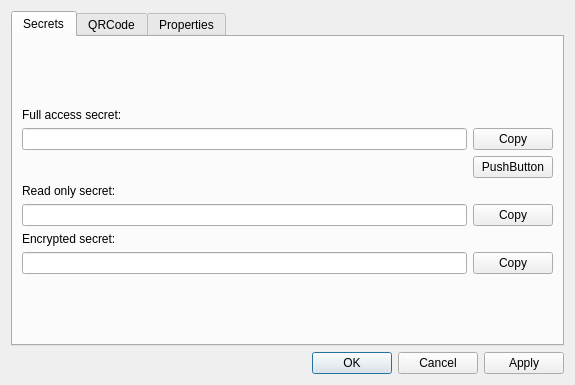
Qt form btsync-qt/ui/folderinfo.ui (BtbN/btsync-qt) before a commit.
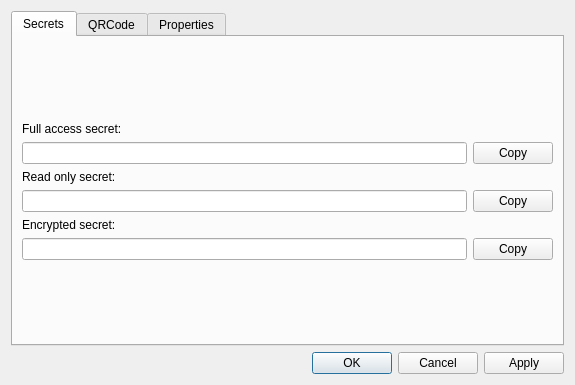
The same form after that commit. The open tabs and pages were chosen to show the change. Custom widgets are drawn as their Qt base class.

The edit to the form file:
```diff
--- a/btsync-qt/ui/folderinfo.ui
+++ b/btsync-qt/ui/folderinfo.ui
@@ -17,27 +17,35 @@
    <item>
     <widget class="QTabWidget" name="tabWidget">
      <property name="currentIndex">
-      <number>0</number>
+      <number>1</number>
      </property>
      <widget class="QWidget" name="tab">
       <attribute name="title">
        <string>Secrets</string>
       </attribute>
       <layout class="QGridLayout" name="gridLayout">
-       <item row="0" column="0">
-        <spacer name="verticalSpacer">
-         <property name="orientation">
-          <enum>Qt::Vertical</enum>
+       <item row="1" column="0">
+        <widget class="QLabel" name="label">
+         <property name="text">
+          <string>Full access secret:</string>
          </property>
-         <property name="sizeHint" stdset="0">
-          <size>
-           <width>20</width>
-           <height>40</height>
-          </size>
-         </property>
-        </spacer>
+        </widget>
        </item>
        <item row="6" column="0">
+        <widget class="QLineEdit" name="ecSecretEdit">
+         <property name="readOnly">
+          <bool>true</bool>
+         </property>
+        </widget>
+       </item>
+       <item row="6" column="1">
+        <widget class="QPushButton" name="copyEcSecretButton">
+         <property name="text">
+          <string>Copy</string>
+         </property>
+        </widget>
+       </item>
+       <item row="5" column="0">
         <widget class="QLabel" name="label_3">
          <property name="text">
           <string>Encrypted secret:</string>
@@ -45,30 +53,19 @@
         </widget>
        </item>
        <item row="7" column="0">
-        <widget class="QLineEdit" name="ecSecretEdit"/>
-       </item>
-       <item row="3" column="1">
-        <widget class="QPushButton" name="newSecretButton">
-         <property name="text">
-          <string>PushButton</string>
+        <spacer name="verticalSpacer_2">
+         <property name="orientation">
+          <enum>Qt::Vertical</enum>
          </property>
-        </widget>
-       </item>
-       <item row="7" column="1">
-        <widget class="QPushButton" name="copyEcSecretButton">
-         <property name="text">
-          <string>Copy</string>
+         <property name="sizeHint" stdset="0">
+          <size>
+           <width>20</width>
+           <height>40</height>
+          </size>
          </property>
-        </widget>
+        </spacer>
        </item>
-       <item row="1" column="0">
-        <widget class="QLabel" name="label">
-         <property name="text">
-          <string>Full access secret:</string>
-         </property>
-        </widget>
-       </item>
-       <item row="4" column="0">
+       <item row="3" column="0">
         <widget class="QLabel" name="label_2">
          <property name="text">
           <string>Read only secret:</string>
@@ -82,21 +79,29 @@
          </property>
         </widget>
        </item>
-       <item row="5" column="0">
-        <widget class="QLineEdit" name="roSecretEdit"/>
+       <item row="4" column="0">
+        <widget class="QLineEdit" name="roSecretEdit">
+         <property name="readOnly">
+          <bool>true</bool>
+         </property>
+        </widget>
        </item>
        <item row="2" column="0">
-        <widget class="QLineEdit" name="secretEdit"/>
+        <widget class="QLineEdit" name="secretEdit">
+         <property name="readOnly">
+          <bool>true</bool>
+         </property>
+        </widget>
        </item>
-       <item row="5" column="1">
+       <item row="4" column="1">
         <widget class="QPushButton" name="copyRoSecretButton">
          <property name="text">
           <string>Copy</string>
          </property>
         </widget>
        </item>
-       <item row="8" column="0">
-        <spacer name="verticalSpacer_2">
+       <item row="0" column="0">
+        <spacer name="verticalSpacer">
          <property name="orientation">
           <enum>Qt::Vertical</enum>
          </property>
@@ -116,7 +121,7 @@
       </attribute>
       <layout class="QGridLayout" name="gridLayout_2">
        <item row="0" column="0" colspan="4">
-        <widget class="QRCodeWidget" name="widget" native="true"/>
+        <widget class="QRCodeWidget" name="qrCodeWidget" native="true"/>
        </item>
        <item row="1" column="0">
         <spacer name="horizontalSpacer">
```
Left out of the diff: 1 changed line with no effect on the pictures.
